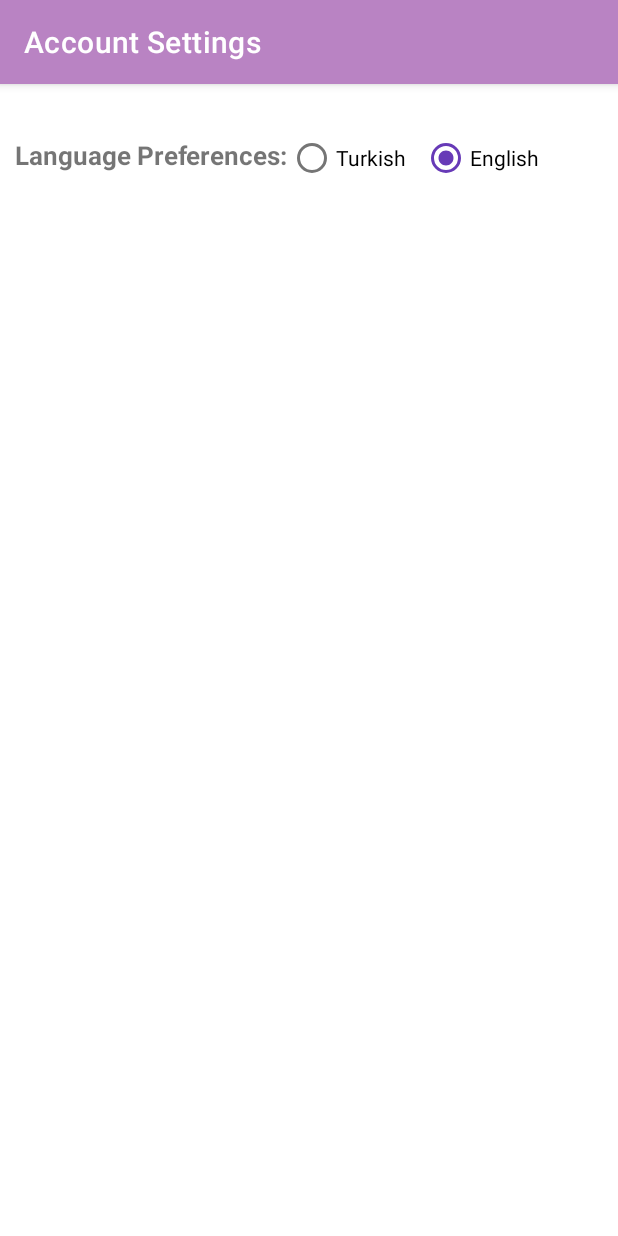
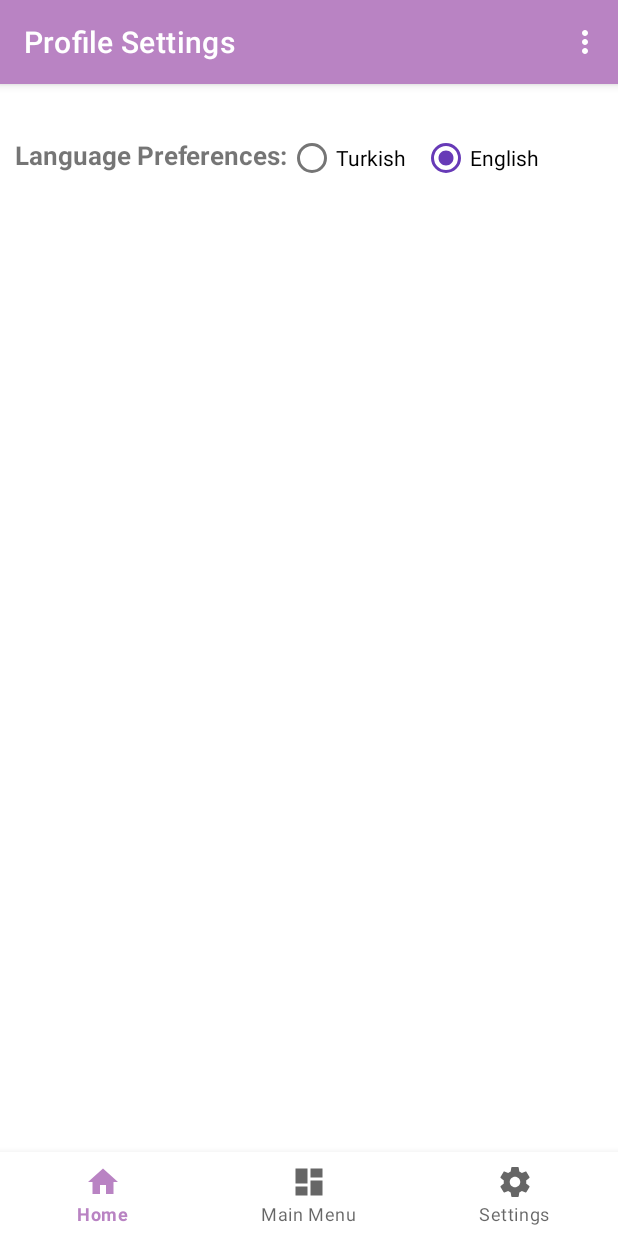
Before and after one commit to nihalUzunyayla/CENG427-Mobile-Application-Development, an Android app: the AccountSettingsActivity screen opened directly, with no data from a screen before it, on a phone screen of 412 x 824 dp. Run offline under Robolectric (Android 15) with nearby library versions, the light colour scheme and no system bars.

Commit message:
Changes on Lost&Found Completed

```diff
--- a/app/src/main/AndroidManifest.xml
+++ b/app/src/main/AndroidManifest.xml
@@ -28,7 +28,7 @@
         <activity
             android:name=".AccountSettingsActivity"
             android:exported="false"
-            android:label="Account Settings"/>
+            android:label="@string/profile_settings" />
         <activity
             android:name=".ProfileSettingsActivity"
             android:exported="false"
@@ -54,7 +54,7 @@
         </activity>
         <activity
             android:name=".SignInActivity"
-            android:label="@string/sign_in"
+            android:label="SIGN IN"
             android:parentActivityName=".SignUpActivity" />
         <activity
             android:name=".MainActivity"
--- a/app/src/main/java/com/example/pawrescue/AccountSettingsActivity.java
+++ b/app/src/main/java/com/example/pawrescue/AccountSettingsActivity.java
@@ -6,6 +6,8 @@ import android.content.res.Configuration;
 import android.content.res.Resources;
 import android.os.Bundle;
 import android.preference.PreferenceManager;
+import android.view.Menu;
+import android.view.MenuInflater;
 import android.widget.RadioButton;
 import android.widget.RadioGroup;
 
@@ -70,4 +72,12 @@ public class AccountSettingsActivity extends AppCompatActivity {
         editor.putString(PREF_LANGUAGE_KEY, language);
         editor.apply();
     }
+
+
+    @Override
+    public boolean onCreateOptionsMenu(Menu menu) {
+        MenuInflater mif = getMenuInflater();
+        mif.inflate(R.menu.bottom_nav_menu, menu);
+        return super.onCreateOptionsMenu(menu);
+    }
 }
--- a/app/src/main/java/com/example/pawrescue/LostPetAdapter.java
+++ b/app/src/main/java/com/example/pawrescue/LostPetAdapter.java
@@ -57,7 +57,7 @@ public class LostPetAdapter extends RecyclerView.Adapter<LostPetAdapter.PetViewH
             Bitmap smallerBitmap = makeSmaller(photoBitmap, 200);
             holder.imageViewPet.setImageBitmap(smallerBitmap);
         } else {
-            holder.imageViewPet.setImageResource(R.drawable.camera);
+            holder.imageViewPet.setImageResource(R.drawable.default_pet);
         }
 
         holder.itemView.setOnLongClickListener(new View.OnLongClickListener() {
--- a/app/src/main/java/com/example/pawrescue/ProfileSettingsActivity.java
+++ b/app/src/main/java/com/example/pawrescue/ProfileSettingsActivity.java
@@ -189,4 +189,5 @@ public class ProfileSettingsActivity extends AppCompatActivity {
         MenuInflater mif = getMenuInflater();
         mif.inflate(R.menu.bottom_nav_menu, menu);
         return super.onCreateOptionsMenu(menu);
-    }}
+    }
+}
--- a/app/src/main/res/layout/activity_account_settings.xml
+++ b/app/src/main/res/layout/activity_account_settings.xml
@@ -40,6 +40,15 @@
             />
     </RadioGroup>
 
-<!-- Diğer account sayfası öğeleri buraya eklenebilir -->
+    <com.google.android.material.bottomnavigation.BottomNavigationView
+        android:id="@+id/bottomNavigationView"
+        android:layout_width="match_parent"
+        android:layout_height="wrap_content"
+        android:layout_alignParentBottom="true"
+        app:layout_constraintBottom_toBottomOf="parent"
+        app:layout_constraintTop_toTopOf="parent"
+        app:layout_constraintVertical_bias="1.0"
+        app:menu="@menu/bottom_nav_menu"
+        tools:layout_editor_absoluteX="0dp" />
 
 </RelativeLayout>
--- a/app/src/main/res/values/strings.xml
+++ b/app/src/main/res/values/strings.xml
@@ -109,6 +109,10 @@
     <string name="password_text">Password: </string>
     <string name="name_text">Username: </string>
     <string name="language_preferences">Language Preferences: </string>
+    <string name="communication">Contact will be established with you through the following number: </string>
+    <string name="add">ADD</string>
+    <string name="valid_age">Pet age must be a valid number</string>
+    <string name="found_pet">I FOUND YOUR PET!</string>
 
 
 </resources>
```
Also changed, not shown: app/src/main/java/com/example/pawrescue/LostFoundPlatformActivity.java (+15 -9 lines), app/src/main/java/com/example/pawrescue/LostPetDB.java (+27 -0 lines), app/src/main/res/layout/activity_profile_settings.xml (+11 -0 lines), app/src/main/res/drawable/default_pet.png (added), 1 other file.
